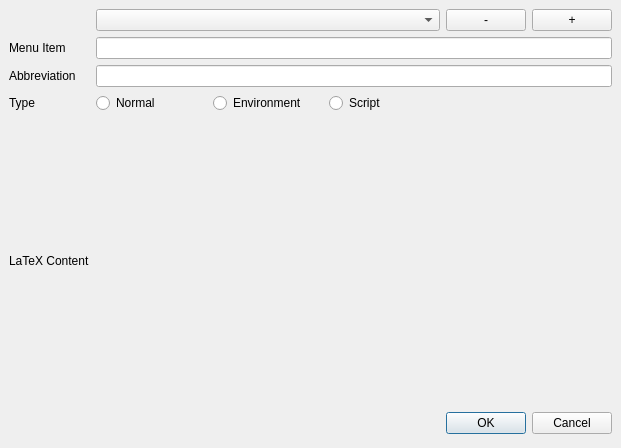
Old version of the form usermenudialog.ui in the repository svn2github/texstudio-trunk.
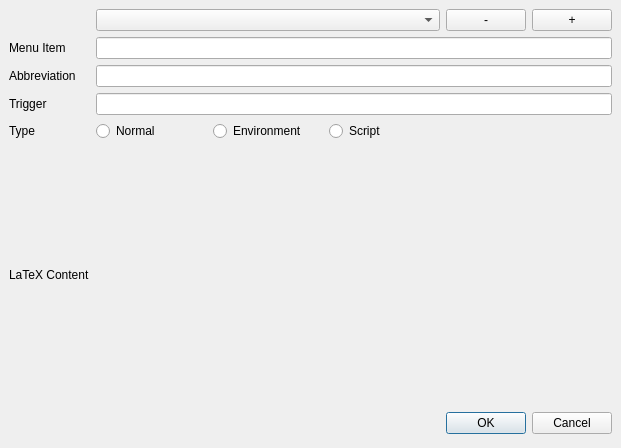
New version of the form.

Commit message: user macro trigger string

```diff
--- a/usermenudialog.ui
+++ b/usermenudialog.ui
@@ -85,7 +85,7 @@
      <item row="1" column="1" colspan="5">
       <widget class="QLineEdit" name="itemEdit"/>
      </item>
-     <item row="5" column="0">
+     <item row="6" column="0">
       <widget class="QLabel" name="label_2">
        <property name="text">
         <string>LaTeX Content</string>
@@ -102,14 +102,14 @@
        </property>
       </widget>
      </item>
-     <item row="3" column="1">
+     <item row="4" column="1">
       <widget class="QRadioButton" name="radioButtonNormal">
        <property name="text">
         <string>Normal</string>
        </property>
       </widget>
      </item>
-     <item row="3" column="3" colspan="3">
+     <item row="4" column="3" colspan="3">
       <widget class="QRadioButton" name="radioButtonScript">
        <property name="sizePolicy">
         <sizepolicy hsizetype="MinimumExpanding" vsizetype="Fixed">
@@ -122,21 +122,21 @@
        </property>
       </widget>
      </item>
-     <item row="3" column="2">
+     <item row="4" column="2">
       <widget class="QRadioButton" name="radioButtonEnvironment">
        <property name="text">
         <string>Environment</string>
        </property>
       </widget>
      </item>
-     <item row="3" column="0">
+     <item row="4" column="0">
       <widget class="QLabel" name="label_4">
        <property name="text">
         <string>Type</string>
        </property>
       </widget>
      </item>
-     <item row="5" column="1" colspan="5">
+     <item row="6" column="1" colspan="5">
       <widget class="QWidget" name="tagEdit" native="true">
        <property name="sizePolicy">
         <sizepolicy hsizetype="Expanding" vsizetype="Expanding">
@@ -172,6 +172,16 @@
        </property>
       </widget>
      </item>
+     <item row="3" column="0">
+      <widget class="QLabel" name="label_5">
+       <property name="text">
+        <string>Trigger</string>
+       </property>
+      </widget>
+     </item>
+     <item row="3" column="1" colspan="5">
+      <widget class="QLineEdit" name="triggerEdit"/>
+     </item>
     </layout>
    </item>
   </layout>
```
The commit also changes 9 other files.
